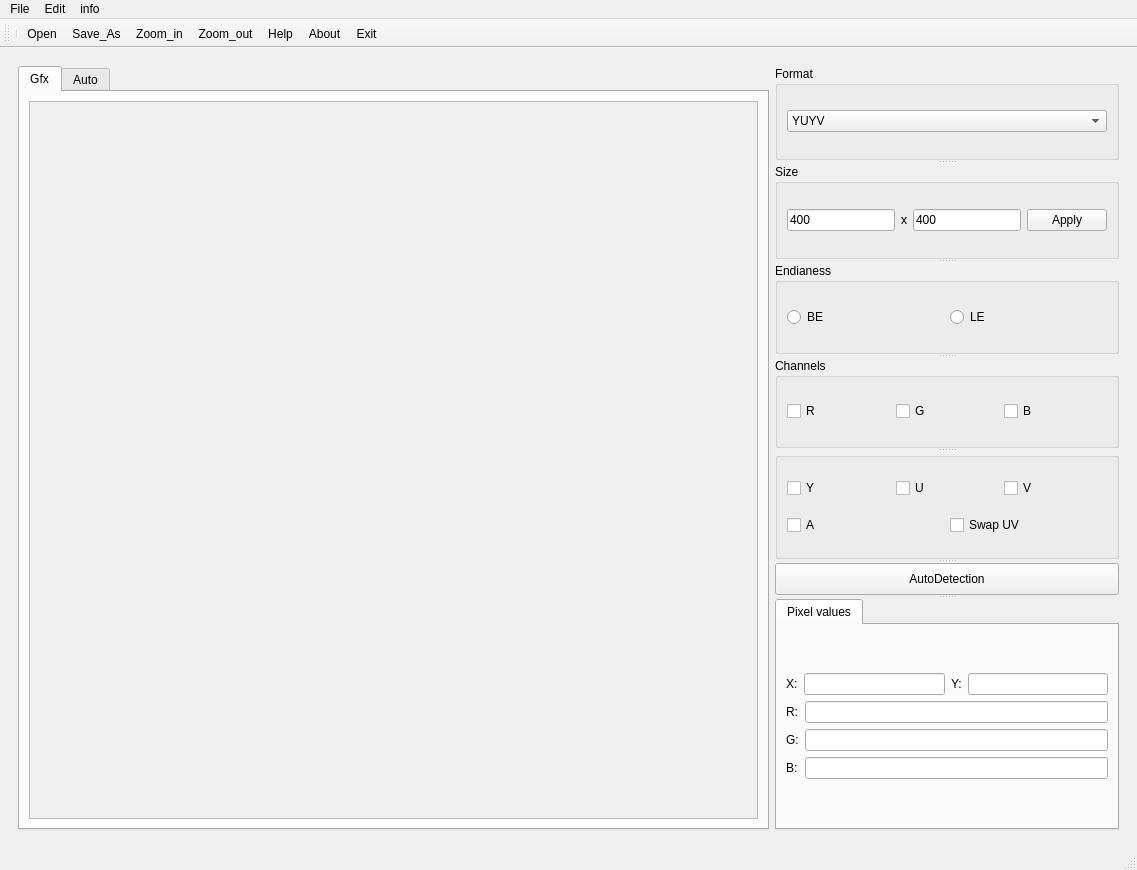
Old version of the form MainGUI.ui in the repository mayakim0913/rawimage.
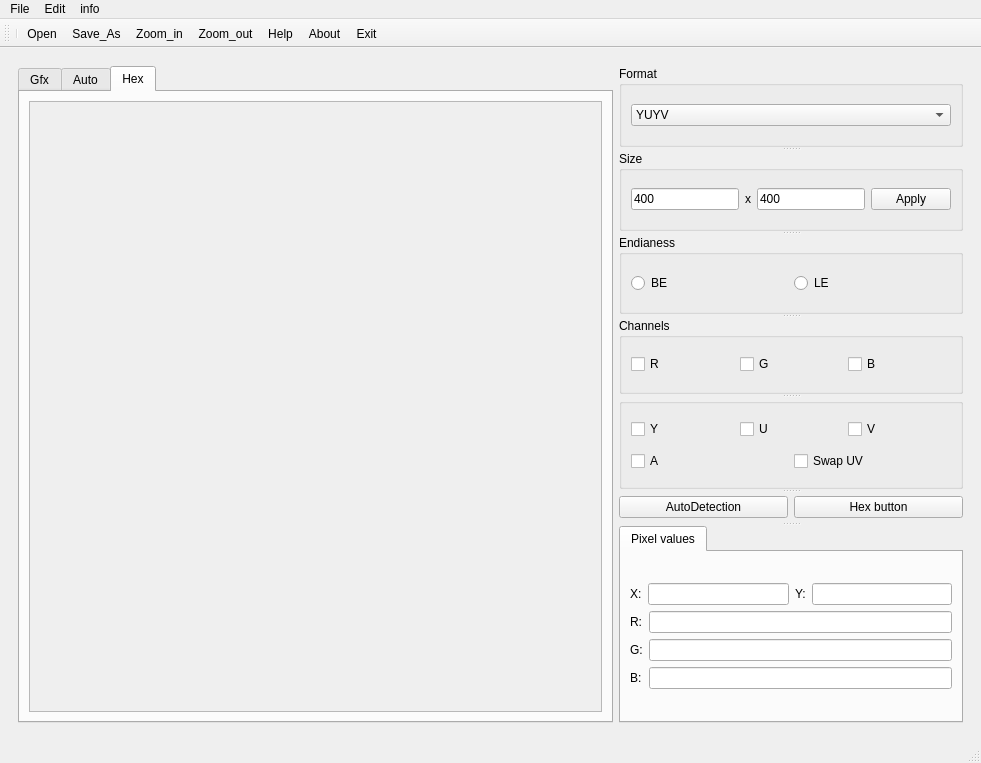
New version of the form. The open tabs and pages were chosen to show the change. Icons and pictures are not drawn.

What changed in the file:
```diff
--- a/MainGUI.ui
+++ b/MainGUI.ui
@@ -6,8 +6,8 @@
    <rect>
     <x>0</x>
     <y>0</y>
-    <width>1137</width>
-    <height>870</height>
+    <width>981</width>
+    <height>763</height>
    </rect>
   </property>
   <property name="windowTitle">
@@ -17,10 +17,10 @@
    <string notr="true"/>
   </property>
   <widget class="QWidget" name="centralwidget">
-   <layout class="QGridLayout" name="gridLayout_4">
-    <item row="0" column="1">
+   <layout class="QGridLayout" name="gridLayout_11">
+    <item row="0" column="0">
      <widget class="QWidget" name="widget" native="true">
-      <layout class="QGridLayout" name="gridLayout_11">
+      <layout class="QGridLayout" name="gridLayout_4">
        <item row="0" column="0">
         <widget class="QTabWidget" name="tabWidget_5">
          <property name="currentIndex">
@@ -41,8 +41,8 @@
                <rect>
                 <x>0</x>
                 <y>0</y>
-                <width>73</width>
-                <height>74</height>
+                <width>545</width>
+                <height>587</height>
                </rect>
               </property>
               <layout class="QGridLayout" name="gridLayout_7">
@@ -88,6 +88,39 @@
            </item>
           </layout>
          </widget>
+         <widget class="QWidget" name="tab">
+          <attribute name="title">
+           <string>Hex</string>
+          </attribute>
+          <layout class="QGridLayout" name="gridLayout_12">
+           <item row="0" column="0">
+            <widget class="QScrollArea" name="scrollArea_3">
+             <property name="widgetResizable">
+              <bool>true</bool>
+             </property>
+             <widget class="QWidget" name="scrollAreaWidgetContents_3">
+              <property name="geometry">
+               <rect>
+                <x>0</x>
+                <y>0</y>
+                <width>545</width>
+                <height>587</height>
+               </rect>
+              </property>
+              <layout class="QGridLayout" name="gridLayout_13">
+               <item row="0" column="0">
+                <widget class="QLabel" name="label_2">
+                 <property name="text">
+                  <string/>
+                 </property>
+                </widget>
+               </item>
+              </layout>
+             </widget>
+            </widget>
+           </item>
+          </layout>
+         </widget>
         </widget>
        </item>
        <item row="0" column="1">
@@ -321,10 +354,23 @@
            </layout>
           </widget>
          </widget>
-         <widget class="QPushButton" name="pushbutton_autodetection">
-          <property name="text">
-           <string>AutoDetection</string>
-          </property>
+         <widget class="QWidget" name="">
+          <layout class="QHBoxLayout" name="horizontalLayout_8">
+           <item>
+            <widget class="QPushButton" name="auto_btn">
+             <property name="text">
+              <string>AutoDetection</string>
+             </property>
+            </widget>
+           </item>
+           <item>
+            <widget class="QPushButton" name="hex_btn">
+             <property name="text">
+              <string>Hex button</string>
+             </property>
+            </widget>
+           </item>
+          </layout>
          </widget>
          <widget class="QTabWidget" name="tabWidget_2">
           <property name="currentIndex">
@@ -412,7 +458,7 @@
     <rect>
      <x>0</x>
      <y>0</y>
-     <width>1137</width>
+     <width>981</width>
      <height>25</height>
     </rect>
    </property>
```
Left out of the diff: 7 changed lines with no effect on the pictures.
